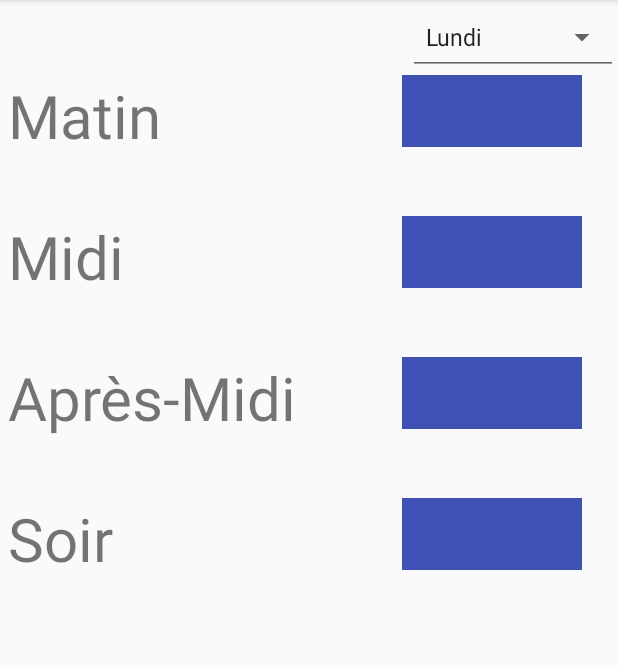
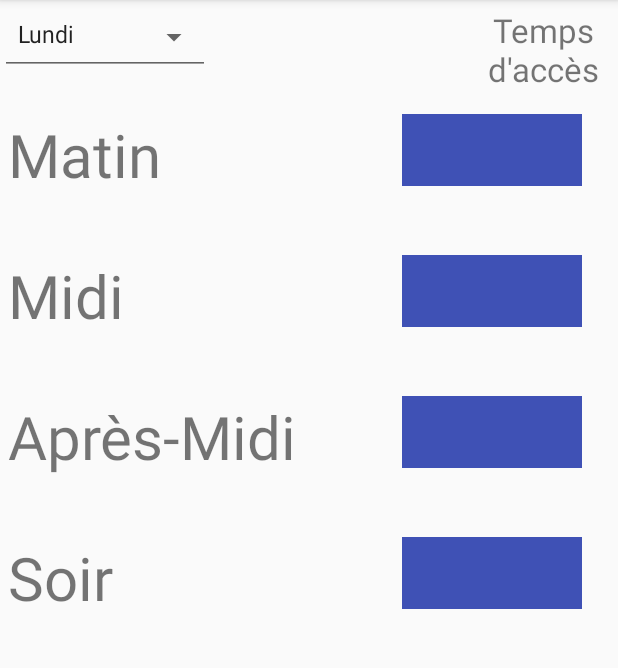
Before and after one commit to sticmac/CapSophia_SI3, an Android app: the screen it shows after launch (MainActivity), in the side drawer, after a tap on "Accès au Parking", on a phone screen of 412 x 824 dp, the part 84-752 px from its top. Run offline under Robolectric (Android 15) with nearby library versions, the phone set to English and light mode, and no system bars; network calls fail; 19 statements that could not run were skipped.

Commit message:
Access difficulty for parking done

```diff
--- a/app/src/main/res/layout/fragment_parking_access.xml
+++ b/app/src/main/res/layout/fragment_parking_access.xml
@@ -8,17 +8,29 @@
     <Spinner
         android:id="@+id/days_spinner"
         style="@android:style/Widget.Material.Light.Spinner.Underlined"
-        android:layout_alignParentEnd="true"
         android:layout_width="wrap_content"
         android:layout_height="50dp"
+        android:paddingBottom="15dp"
         android:spinnerMode="dropdown" />
+
+    <TextView
+        android:id="@+id/textView2"
+        android:layout_width="100sp"
+        android:layout_height="wrap_content"
+        android:layout_alignParentEnd="true"
+        android:layout_marginTop="5dp"
+        android:text="@string/access_difficulty_descr"
+        android:textAlignment="center"
+        android:textSize="22sp" />
 
     <GridLayout
         android:layout_width="match_parent"
         android:layout_height="match_parent"
-        android:layout_below="@id/days_spinner"
+        android:layout_below="@id/textView2"
         android:columnCount="3"
-        android:elevation="1dp">
+        android:elevation="1dp"
+        android:layout_marginTop="15dp"
+        android:id="@+id/gridLayout">
 
         <TextView
             android:layout_width="wrap_content"
--- a/app/src/main/res/values/colors.xml
+++ b/app/src/main/res/values/colors.xml
@@ -7,6 +7,6 @@
 
     <color name="impossible_access">#111111</color>
     <color name="hard_access">#E51E10</color>
-    <color name="medium_access">#FFF64C</color>
-    <color name="easy_access">#8BD2F4</color>
+    <color name="medium_access">#FAE752</color>
+    <color name="easy_access">#96FF4C</color>
 </resources>
--- a/app/src/main/res/values/strings.xml
+++ b/app/src/main/res/values/strings.xml
@@ -20,7 +20,5 @@
 
     <string name="research">Recherche</string>
 
-    <!-- TODO: Remove or change this placeholder text -->
-    <string name="hello_blank_fragment">Hello blank fragment</string>
-
+    <string name="access_difficulty_descr">Temps d\'accès</string>
 </resources>
```
